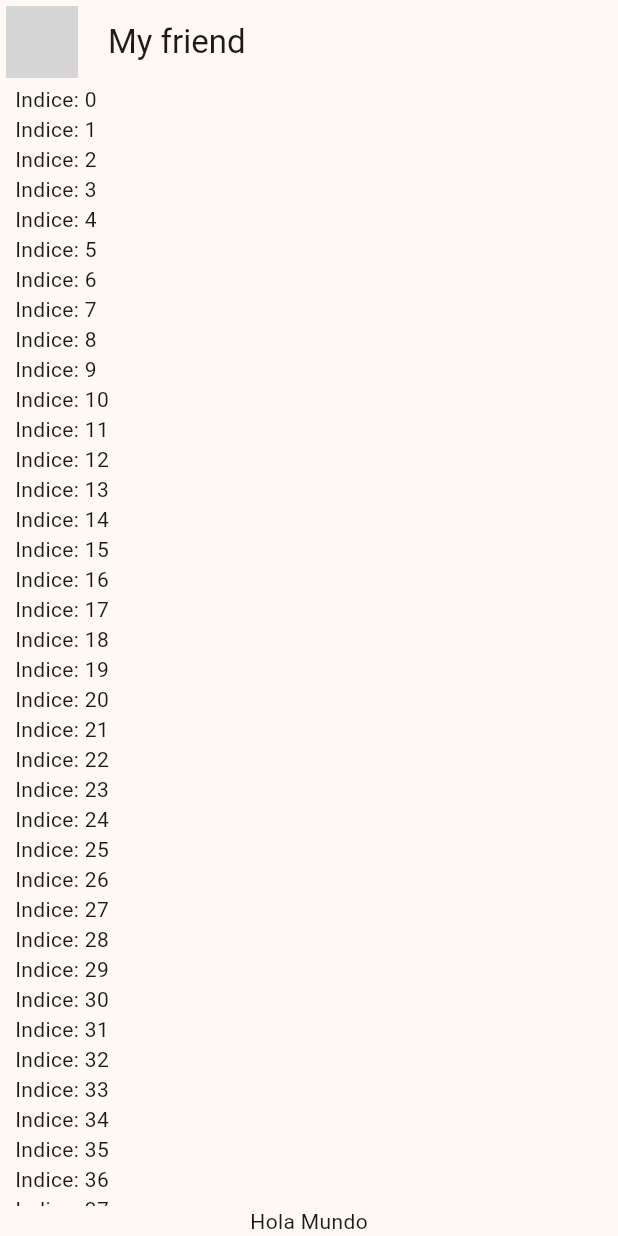
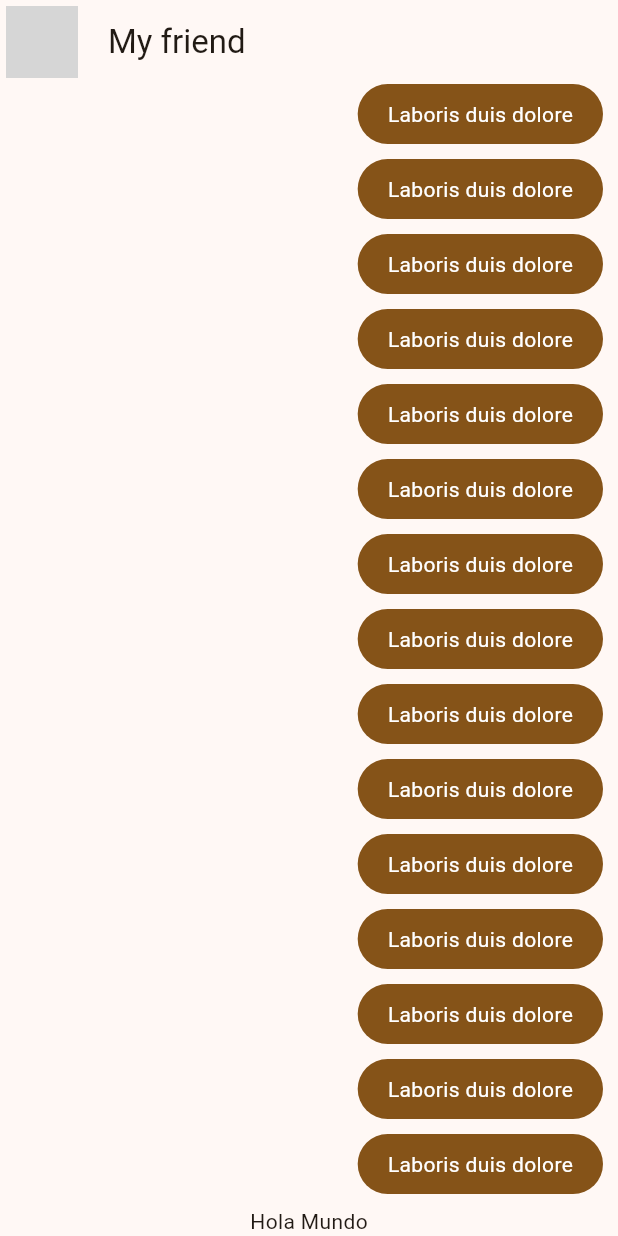
Before and after one commit to VictorEML9092/yes_no_app, a Flutter app: the screen it shows after launch, on a phone screen of 412 x 824 dp. Run offline on Flutter 3.47's test engine with Material 3 defaults, Android fonts, the phone set to English and light mode, and no system bars; network calls fail; grey boxes are pictures that could not be loaded.

Commit message:
Application Message Bubble (Me)

```diff
--- a/lib/main.dart
+++ b/lib/main.dart
@@ -1,6 +1,6 @@
 import 'package:flutter/material.dart';
 import 'package:yes_no_app/config/theme/app_theme.dart';
-import 'package:yes_no_app/presentation/chat/chat_screen.dart';
+import 'package:yes_no_app/presentation/screens/chat/chat_screen.dart';
 
 void main() => runApp(const MyApp());
 
--- a/lib/presentation/chat/chat_screen.dart
+++ b/lib/presentation/screens/chat/chat_screen.dart
@@ -1,4 +1,5 @@
 import 'package:flutter/material.dart';
+import 'package:yes_no_app/presentation/widgets/chat/my_message_bubble.dart';
 
 class ChatScreen extends StatelessWidget {
   const ChatScreen({super.key});
@@ -34,7 +35,7 @@ class _ChatView extends StatelessWidget {
                 child: ListView.builder(
               itemCount: 100,
               itemBuilder: (context, index) {
-                return Text('Indice: $index');
+                return MyMessageBubble();
               },
             )),
             Text('Hola Mundo')
--- /dev/null
+++ b/lib/presentation/widgets/chat/my_message_bubble.dart
@@ -0,0 +1,30 @@
+import 'package:flutter/material.dart';
+
+class MyMessageBubble extends StatelessWidget {
+  const MyMessageBubble({super.key});
+
+  @override
+  Widget build(BuildContext context) {
+    final colors = Theme.of(context).colorScheme;
+
+    return Column(
+      crossAxisAlignment: CrossAxisAlignment.end,
+      children: [
+        Container(
+          decoration: BoxDecoration(
+              color: colors.primary, borderRadius: BorderRadius.circular(20)),
+          child: Padding(
+            padding: const EdgeInsets.symmetric(horizontal: 20, vertical: 10),
+            child: Text(
+              'Laboris duis dolore',
+              style: TextStyle(color: Colors.white),
+            ),
+          ),
+        ),
+        const SizedBox(
+          height: 10,
+        )
+      ],
+    );
+  }
+}
```
